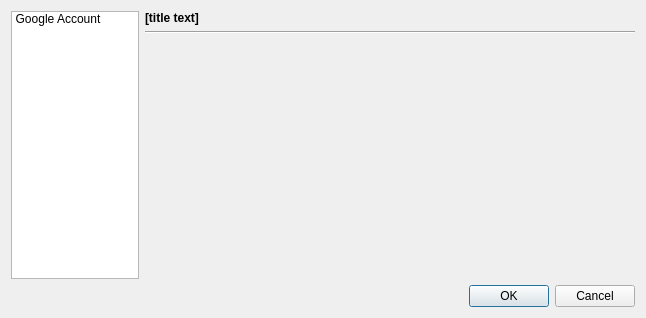
hatstand/O-sRSSly, file src/configuredialog.ui: the form before one commit.
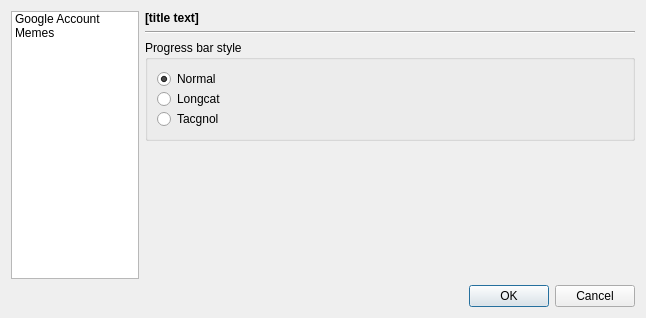
The form after the commit. The open tabs and pages were chosen to show the change. Icons and pictures are not drawn.

Commit message: Memes tab in configure dialog

Patch:
```diff
--- a/src/configuredialog.ui
+++ b/src/configuredialog.ui
@@ -33,15 +33,18 @@
      <property name="movement" >
       <enum>QListView::Free</enum>
      </property>
-     <property name="flow" >
-      <enum>QListView::TopToBottom</enum>
-     </property>
      <property name="viewMode" >
-      <enum>QListView::IconMode</enum>
+      <enum>QListView::ListMode</enum>
      </property>
      <property name="uniformItemSizes" >
       <bool>true</bool>
      </property>
+     <property name="wordWrap" >
+      <bool>true</bool>
+     </property>
+     <property name="selectionRectVisible" >
+      <bool>false</bool>
+     </property>
      <item>
       <property name="text" >
        <string>Google Account</string>
@@ -51,6 +54,15 @@
         <normaloff>:/google.png</normaloff>:/google.png</iconset>
       </property>
      </item>
+     <item>
+      <property name="text" >
+       <string>Memes</string>
+      </property>
+      <property name="icon" >
+       <iconset resource="../data/data.qrc" >
+        <normaloff>:/memes.png</normaloff>:/memes.png</iconset>
+      </property>
+     </item>
     </widget>
    </item>
    <item row="0" column="1" >
@@ -152,10 +164,64 @@
          <rect>
           <x>0</x>
           <y>0</y>
-          <width>100</width>
-          <height>30</height>
+          <width>492</width>
+          <height>227</height>
          </rect>
         </property>
+        <layout class="QVBoxLayout" name="verticalLayout_4" >
+         <property name="margin" >
+          <number>0</number>
+         </property>
+         <item>
+          <widget class="QGroupBox" name="groupBox" >
+           <property name="title" >
+            <string>Progress bar style</string>
+           </property>
+           <layout class="QVBoxLayout" name="verticalLayout_3" >
+            <property name="spacing" >
+             <number>0</number>
+            </property>
+            <item>
+             <widget class="QRadioButton" name="progressBarNormal" >
+              <property name="text" >
+               <string>Normal</string>
+              </property>
+              <property name="checked" >
+               <bool>true</bool>
+              </property>
+             </widget>
+            </item>
+            <item>
+             <widget class="QRadioButton" name="progressBarLongcat" >
+              <property name="text" >
+               <string>Longcat</string>
+              </property>
+             </widget>
+            </item>
+            <item>
+             <widget class="QRadioButton" name="progressBarTacgnol" >
+              <property name="text" >
+               <string>Tacgnol</string>
+              </property>
+             </widget>
+            </item>
+           </layout>
+          </widget>
+         </item>
+         <item>
+          <spacer name="verticalSpacer_2" >
+           <property name="orientation" >
+            <enum>Qt::Vertical</enum>
+           </property>
+           <property name="sizeHint" stdset="0" >
+            <size>
+             <width>20</width>
+             <height>106</height>
+            </size>
+           </property>
+          </spacer>
+         </item>
+        </layout>
        </widget>
       </widget>
      </item>
```
Left out of the diff: 3 changed lines with no effect on the pictures. The commit also changes 9 other files.
